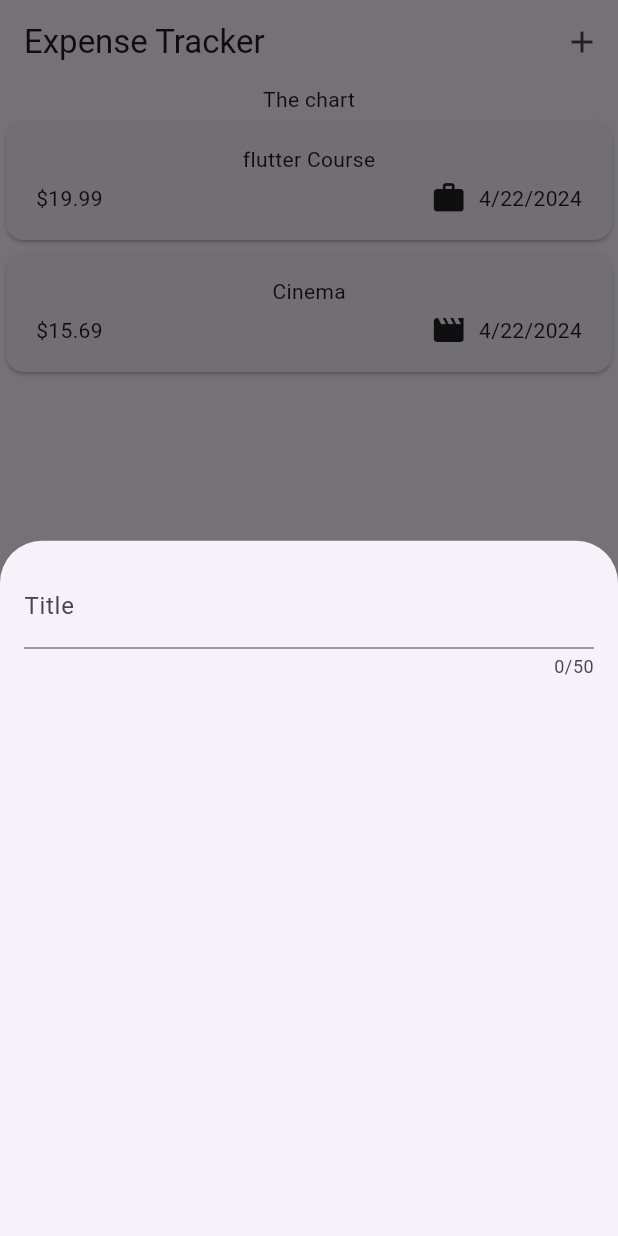
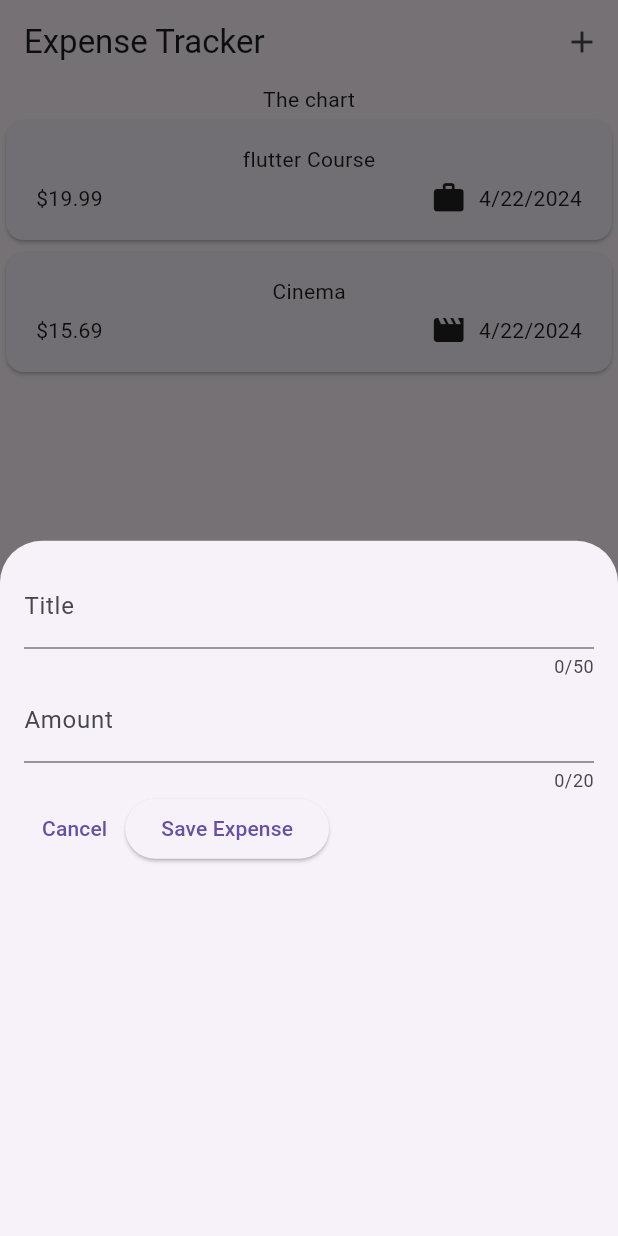
Before and after one commit to karim029/expense_tracker, a Flutter app: the screen it shows after launch, after a tap on the "add" icon, on a phone screen of 412 x 824 dp. Run offline on Flutter 3.47's test engine with Material 3 defaults, Android fonts, the phone set to English and light mode, and no system bars.

Commit message:
added buttons and textfields

```diff
--- a/lib/widgets/new_expense.dart
+++ b/lib/widgets/new_expense.dart
@@ -8,19 +8,56 @@ class NewExpense extends StatefulWidget {
 }
 
 class _NewExpenseState extends State<NewExpense> {
+  final _titleController = TextEditingController();
+  final _amountController = TextEditingController();
+
+  @override
+  void dispose() {
+    _titleController.dispose();
+    _amountController.dispose();
+    super.dispose();
+  }
+
   @override
   Widget build(BuildContext context) {
-    return const Padding(
-      padding: EdgeInsets.all(
+    return Padding(
+      padding: const EdgeInsets.all(
         16,
       ),
       child: Column(
         children: [
           TextField(
+            controller: _titleController,
             maxLength: 50,
-            decoration: InputDecoration(
+            decoration: const InputDecoration(
               label: Text('Title'),
             ),
+          ),
+          TextField(
+            controller: _amountController,
+            keyboardType: TextInputType.number,
+            maxLength: 20,
+            decoration: const InputDecoration(
+              prefixText: '\$ ',
+              label: Text('Amount'),
+            ),
+          ),
+          Row(
+            children: [
+              TextButton(
+                onPressed: () {
+                  Navigator.pop(context);
+                },
+                child: const Text('Cancel'),
+              ),
+              ElevatedButton(
+                onPressed: () {
+                  print(_titleController.text);
+                  print(_amountController.text);
+                },
+                child: const Text('Save Expense'),
+              ),
+            ],
           ),
         ],
       ),
```
